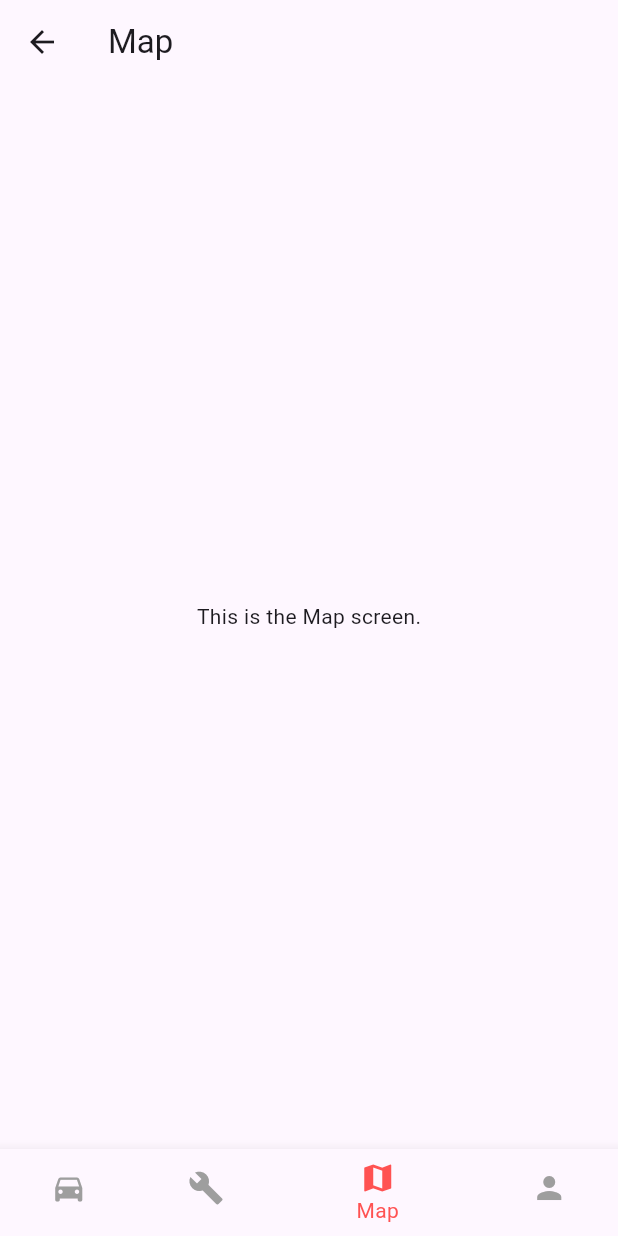
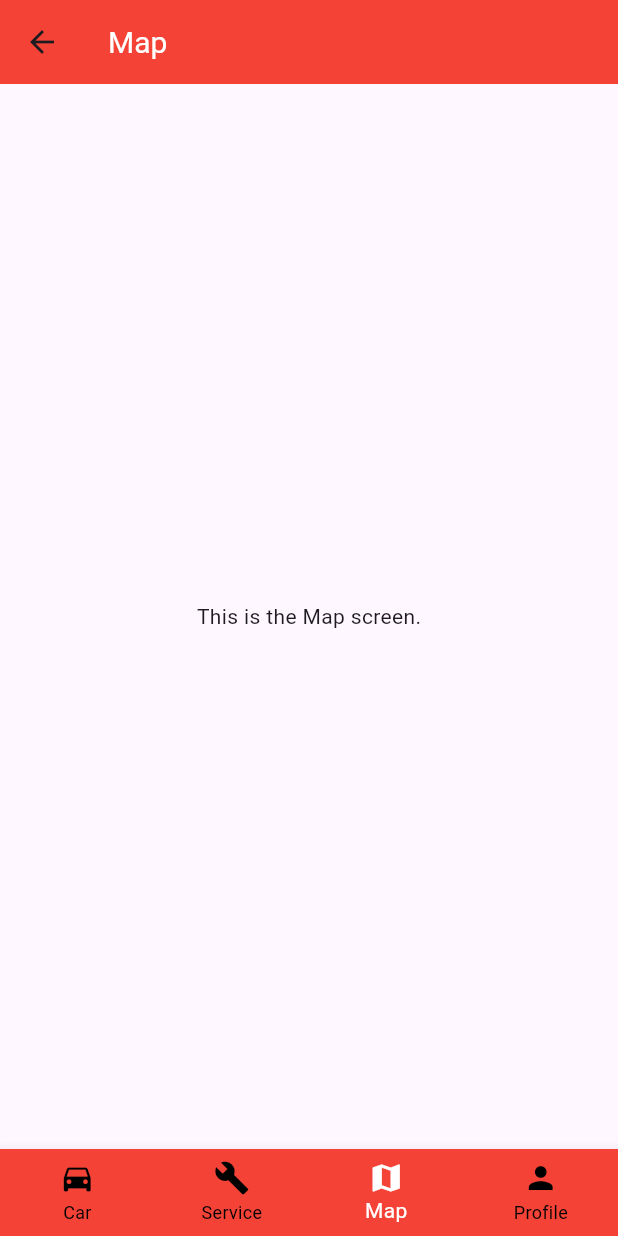
Before and after one commit to Autoshops-com/autoshopsapp, a Flutter app: the MapScreen screen opened by its route, on a phone screen of 412 x 824 dp. Run offline on Flutter 3.47's test engine with Material 3 defaults, Android fonts, the light colour scheme and no system bars; our stand-ins replace device_preview, flutter_blue_plus, syncfusion_flutter_gauges.

Commit message:
Customizing the UI

```diff
--- a/lib/custom_bottom_nav.dart
+++ b/lib/custom_bottom_nav.dart
@@ -11,8 +11,10 @@
     return BottomNavigationBar(
       currentIndex: currentIndex,
       onTap: onTap,
-      selectedItemColor: Colors.redAccent,
-      unselectedItemColor: Colors.grey,
+      backgroundColor: Colors.red,
+      selectedItemColor: Colors.white,
+      unselectedItemColor: Colors.black,
+      type: BottomNavigationBarType.fixed,
       items: const [
         BottomNavigationBarItem(icon: Icon(Icons.directions_car), label: 'Car'),
         BottomNavigationBarItem(icon: Icon(Icons.build), label: 'Service'),
--- a/lib/main.dart
+++ b/lib/main.dart
@@ -25,7 +25,11 @@
       debugShowCheckedModeBanner: false,
       title: 'AutoShops App',
       theme: ThemeData(primarySwatch: Colors.red,
-      ),
+      appBarTheme: AppBarTheme(
+        backgroundColor: Colors.red,
+        titleTextStyle: TextStyle(color: Colors.white, fontSize: 20),
+
+      )),
       initialRoute: '/login',
       routes: {
         '/login': (context) => LoginScreen(),
```
